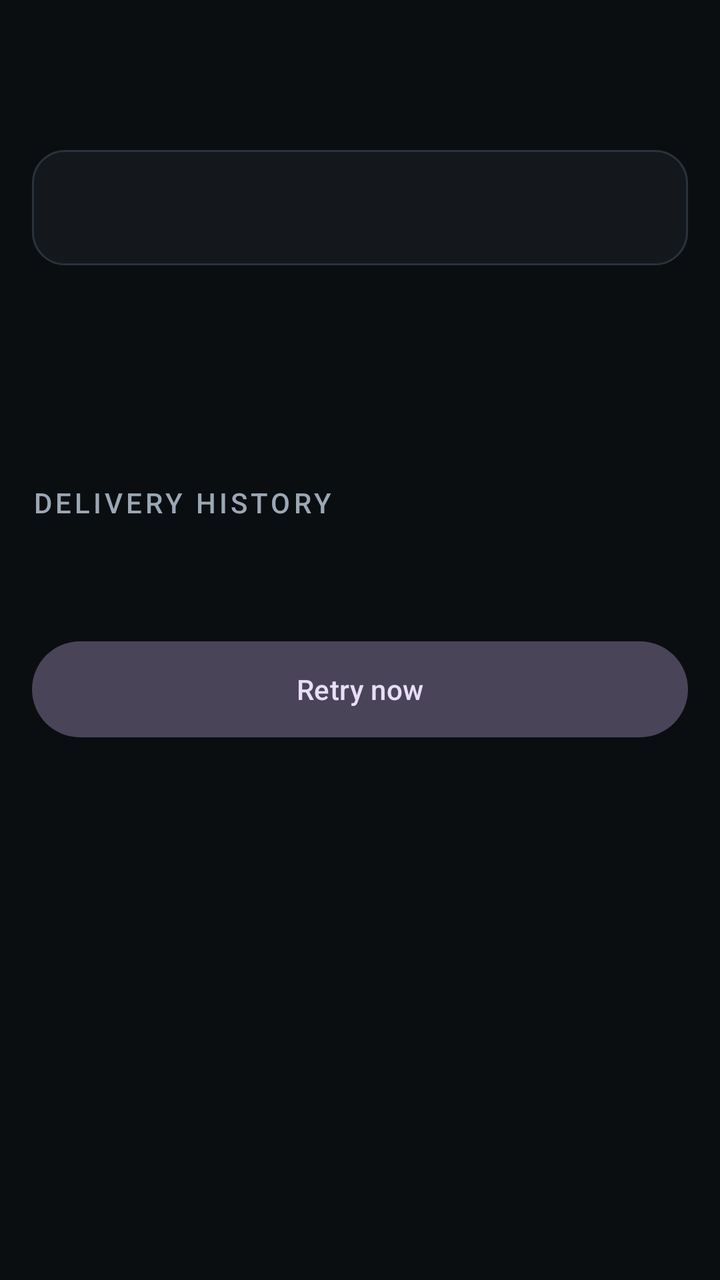
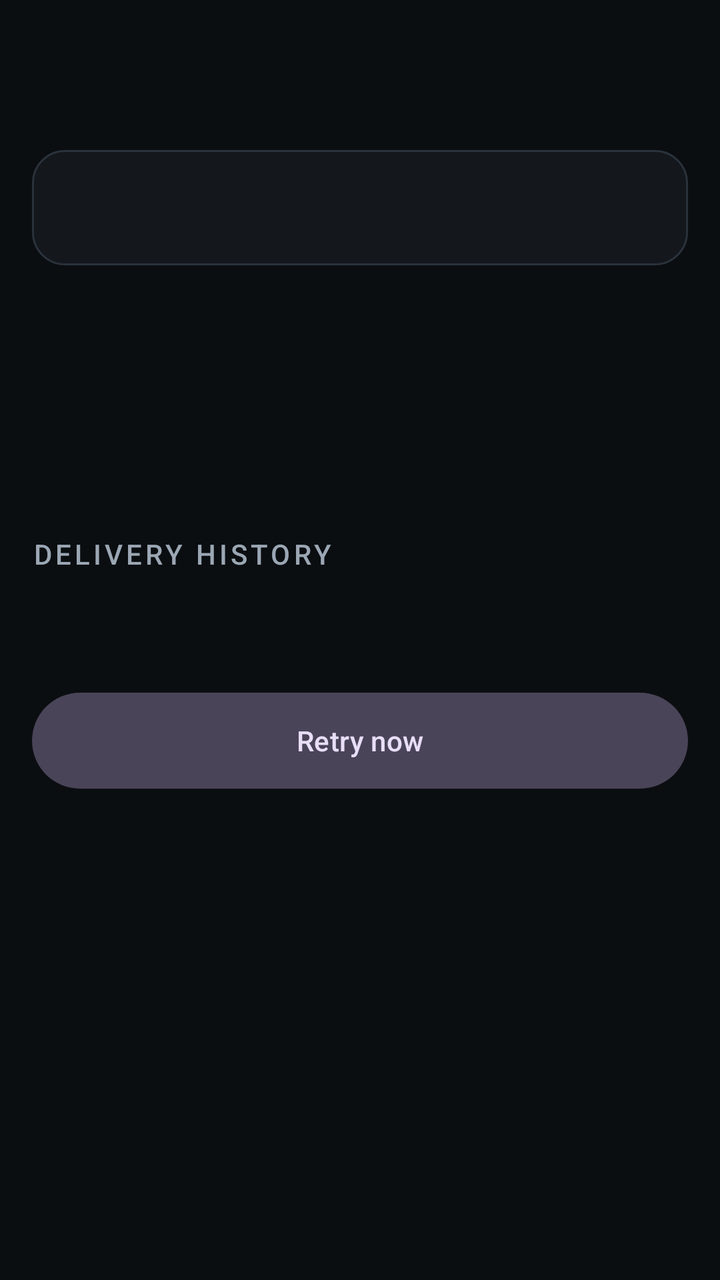

Before-and-after screenshots of an Android layout around one commit, followed by the original layout XML and the change that was made.
<!-- AndroidManifest.xml: application theme Theme.ResQNet -->
<!-- res/layout/activity_message_detail.xml -->
<?xml version="1.0" encoding="utf-8"?>
<androidx.core.widget.NestedScrollView xmlns:android="http://schemas.android.com/apk/res/android"
    android:layout_width="match_parent"
    android:layout_height="match_parent"
    android:background="@color/surface_base"
    android:fillViewport="true">

    <LinearLayout
        android:layout_width="match_parent"
        android:layout_height="wrap_content"
        android:orientation="vertical"
        android:padding="@dimen/space_m">

        <TextView
            android:id="@+id/detailState"
            android:layout_width="wrap_content"
            android:layout_height="wrap_content"
            android:layout_marginTop="@dimen/space_l"
            android:textAppearance="@style/TextAppearance.ResQNet.Section" />

        <TextView
            android:id="@+id/detailBody"
            android:layout_width="match_parent"
            android:layout_height="wrap_content"
            android:layout_marginTop="@dimen/space_m"
            android:background="@drawable/bg_card"
            android:padding="@dimen/space_m"
            android:textColor="@color/text_primary"
            android:textSize="19sp" />

        <TextView
            android:id="@+id/detailRoute"
            android:layout_width="match_parent"
            android:layout_height="wrap_content"
            android:layout_marginTop="@dimen/space_m"
            android:textColor="@color/text_secondary"
            android:textSize="13sp" />

        <TextView
            android:id="@+id/detailLocation"
            android:layout_width="match_parent"
            android:layout_height="wrap_content"
            android:layout_marginTop="@dimen/space_s"
            android:textColor="@color/warning_amber"
            android:textSize="13sp" />

        <TextView
            android:id="@+id/detailTriage"
            android:layout_width="match_parent"
            android:layout_height="wrap_content"
            android:layout_marginTop="@dimen/space_s"
            android:textColor="@color/text_secondary"
            android:textSize="13sp" />

        <TextView
            android:layout_width="wrap_content"
            android:layout_height="wrap_content"
            android:layout_marginTop="@dimen/space_l"
            android:text="@string/history_title"
            android:textAppearance="@style/TextAppearance.ResQNet.Section" />

        <androidx.recyclerview.widget.RecyclerView
            android:id="@+id/detailHistory"
            android:layout_width="match_parent"
            android:layout_height="wrap_content"
            android:layout_marginTop="@dimen/space_s"
            android:layout_marginBottom="@dimen/space_xl"
            android:nestedScrollingEnabled="false" />

        <Button
            android:id="@+id/detailRetry"
            style="@style/Widget.Material3.Button.TonalButton"
            android:layout_width="match_parent"
            android:layout_height="@dimen/touch_min"
            android:layout_marginTop="@dimen/space_m"
            android:text="@string/detail_retry" />
    </LinearLayout>
</androidx.core.widget.NestedScrollView>
<!-- resources referenced by this layout -->
<resources>
  <color name="surface_base">#FF0B0E11</color>
  <color name="text_primary">#FFF3F6F8</color>
  <color name="text_secondary">#FF9BA7B4</color>
  <color name="warning_amber">#FFE8A33D</color>
  <dimen name="space_l">24dp</dimen>
  <dimen name="space_m">16dp</dimen>
  <dimen name="space_s">8dp</dimen>
  <dimen name="space_xl">32dp</dimen>
  <dimen name="touch_min">56dp</dimen>
  <!-- drawable bg_card (drawable) -->
  <?xml version="1.0" encoding="utf-8"?>
  <shape xmlns:android="http://schemas.android.com/apk/res/android"
      android:shape="rectangle">
      <solid android:color="@color/surface_raised" />
      <corners android:radius="@dimen/corner_m" />
      <stroke
          android:width="1dp"
          android:color="@color/outline" />
  </shape>
  <string name="detail_retry">Retry now</string>
  <string name="history_title">Delivery history</string>
  <style name="TextAppearance.ResQNet.Section" parent="TextAppearance.Material3.TitleSmall">
          <item name="android:textColor">@color/text_secondary</item>
          <item name="android:letterSpacing">0.12</item>
          <item name="android:textAllCaps">true</item>
      </style>
  <style name="Theme.ResQNet" parent="Theme.Material3.Dark.NoActionBar">
          <item name="colorPrimary">@color/network_cyan</item>
          <item name="colorOnPrimary">@color/surface_base</item>
          <item name="colorSecondary">@color/delivered_emerald</item>
          <item name="colorOnSecondary">@color/surface_base</item>
          <item name="colorError">@color/emergency_red</item>
          <item name="colorOnError">@color/text_primary</item>
          <item name="android:colorBackground">@color/surface_base</item>
          <item name="colorSurface">@color/surface_raised</item>
          <item name="colorOnSurface">@color/text_primary</item>
          <item name="colorOnSurfaceVariant">@color/text_secondary</item>
          <item name="colorOutline">@color/outline</item>
          <item name="android:statusBarColor">@color/surface_sunken</item>
          <item name="android:navigationBarColor">@color/surface_sunken</item>
          <item name="android:windowLightStatusBar" tools:targetApi="m">false</item>
      </style>
  <color name="surface_raised">#FF14181D</color>
  <dimen name="corner_m">16dp</dimen>
  <color name="outline">#FF2A323B</color>
  <color name="network_cyan">#FF2ED3E6</color>
  <color name="delivered_emerald">#FF35C98A</color>
  <color name="emergency_red">#FFE03B3B</color>
  <color name="surface_sunken">#FF07090B</color>
</resources>

<!-- the commit's change to res/layout/activity_message_detail.xml (unified diff, before → after) -->
@@ -27,6 +27,14 @@
             android:padding="@dimen/space_m"
             android:textColor="@color/text_primary"
             android:textSize="19sp" />
+
+        <TextView
+            android:id="@+id/detailProtection"
+            android:layout_width="match_parent"
+            android:layout_height="wrap_content"
+            android:layout_marginTop="@dimen/space_s"
+            android:textColor="@color/network_cyan"
+            android:textSize="13sp" />
 
         <TextView
             android:id="@+id/detailRoute"
